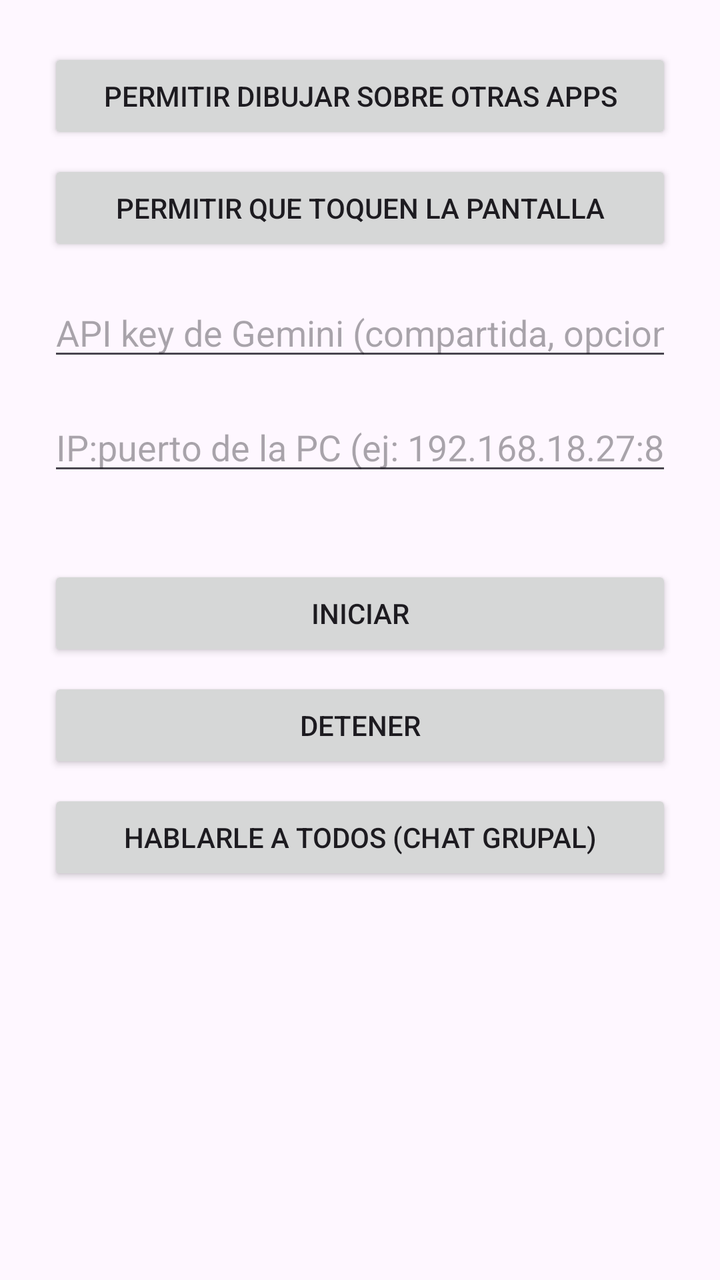
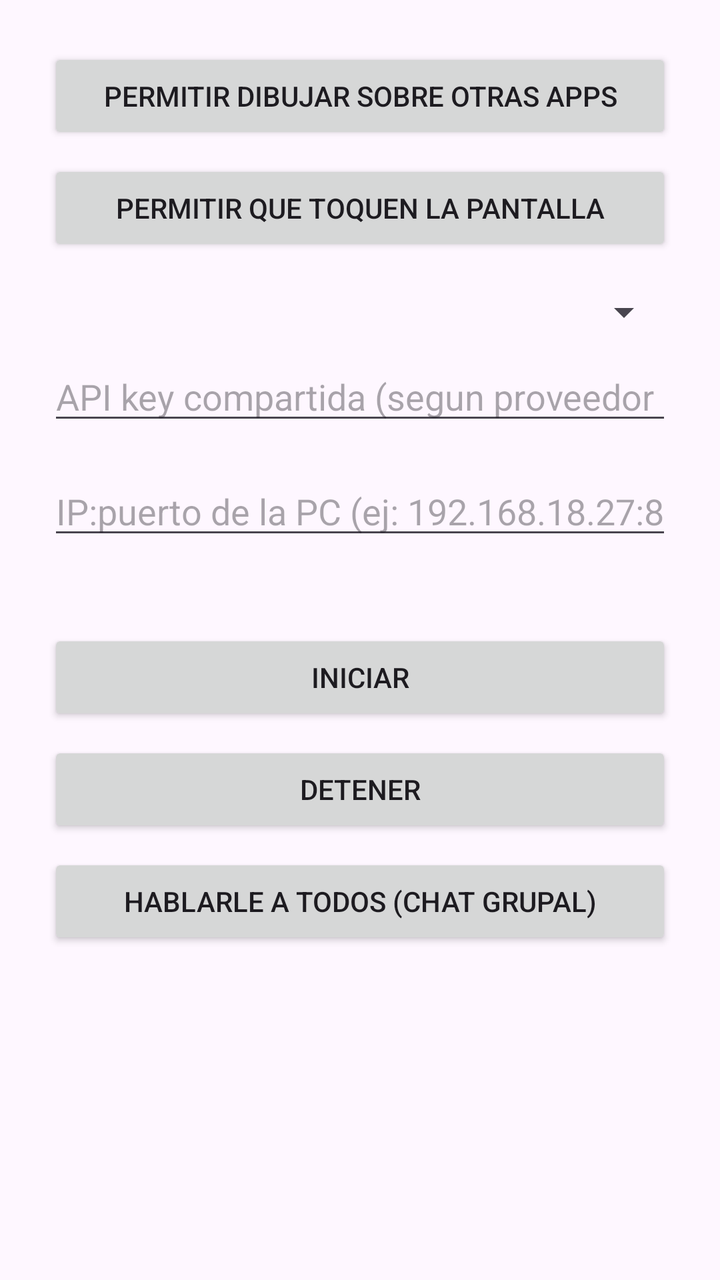

Compare the two renders of this Android layout. The source of the first and the diff that turns it into the second are given below.
<!-- AndroidManifest.xml: application theme Theme.StickmanAI -->
<!-- res/layout/activity_main.xml -->
<?xml version="1.0" encoding="utf-8"?>
<ScrollView xmlns:android="http://schemas.android.com/apk/res/android"
    android:layout_width="match_parent"
    android:layout_height="match_parent">

    <LinearLayout
        android:layout_width="match_parent"
        android:layout_height="wrap_content"
        android:orientation="vertical"
        android:padding="24dp">

        <Button
            android:id="@+id/btnGrantOverlay"
            android:layout_width="match_parent"
            android:layout_height="wrap_content"
            android:text="@string/grant_overlay" />

        <Button
            android:id="@+id/btnGrantAccessibility"
            android:layout_width="match_parent"
            android:layout_height="wrap_content"
            android:layout_marginTop="8dp"
            android:text="@string/grant_accessibility" />

        <EditText
            android:id="@+id/editSharedApiKey"
            android:layout_width="match_parent"
            android:layout_height="wrap_content"
            android:layout_marginTop="16dp"
            android:hint="@string/gemini_api_key_hint"
            android:inputType="textPassword" />

        <EditText
            android:id="@+id/editPcAddress"
            android:layout_width="match_parent"
            android:layout_height="wrap_content"
            android:layout_marginTop="16dp"
            android:hint="@string/pc_address_hint"
            android:inputType="text" />

        <LinearLayout
            android:id="@+id/characterList"
            android:layout_width="match_parent"
            android:layout_height="wrap_content"
            android:layout_marginTop="16dp"
            android:orientation="vertical" />

        <Button
            android:id="@+id/btnStart"
            android:layout_width="match_parent"
            android:layout_height="wrap_content"
            android:layout_marginTop="24dp"
            android:text="@string/start_service" />

        <Button
            android:id="@+id/btnStop"
            android:layout_width="match_parent"
            android:layout_height="wrap_content"
            android:layout_marginTop="8dp"
            android:text="@string/stop_service" />

        <Button
            android:id="@+id/btnGroupChat"
            android:layout_width="match_parent"
            android:layout_height="wrap_content"
            android:layout_marginTop="8dp"
            android:text="@string/group_chat" />

    </LinearLayout>
</ScrollView>
<!-- resources referenced by this layout -->
<resources>
  <string name="gemini_api_key_hint">API key de Gemini (compartida, opcional si cada uno tiene la suya)</string>
  <string name="grant_accessibility">Permitir que toquen la pantalla</string>
  <string name="grant_overlay">Permitir dibujar sobre otras apps</string>
  <string name="group_chat">Hablarle a todos (chat grupal)</string>
  <string name="pc_address_hint">IP:puerto de la PC (ej: 192.168.18.27:8787)</string>
  <string name="start_service">Iniciar</string>
  <string name="stop_service">Detener</string>
  <style name="Theme.StickmanAI" parent="Theme.Material3.DayNight.NoActionBar" />
</resources>

<!-- the commit's change to res/layout/activity_main.xml (unified diff, before → after) -->
@@ -22,11 +22,17 @@
             android:layout_marginTop="8dp"
             android:text="@string/grant_accessibility" />
 
+        <Spinner
+            android:id="@+id/spinnerSharedProvider"
+            android:layout_width="match_parent"
+            android:layout_height="wrap_content"
+            android:layout_marginTop="16dp" />
+
         <EditText
             android:id="@+id/editSharedApiKey"
             android:layout_width="match_parent"
             android:layout_height="wrap_content"
-            android:layout_marginTop="16dp"
+            android:layout_marginTop="8dp"
             android:hint="@string/gemini_api_key_hint"
             android:inputType="textPassword" />
 
<!-- resource entries referenced after the edit -->
@@ -1,6 +1,6 @@
 <!-- resources referenced by this layout -->
 <resources>
-  <string name="gemini_api_key_hint">API key de Gemini (compartida, opcional si cada uno tiene la suya)</string>
+  <string name="gemini_api_key_hint">API key compartida (segun proveedor elegido arriba, opcional si cada uno tiene la suya)</string>
   <string name="grant_accessibility">Permitir que toquen la pantalla</string>
   <string name="grant_overlay">Permitir dibujar sobre otras apps</string>
   <string name="group_chat">Hablarle a todos (chat grupal)</string>
